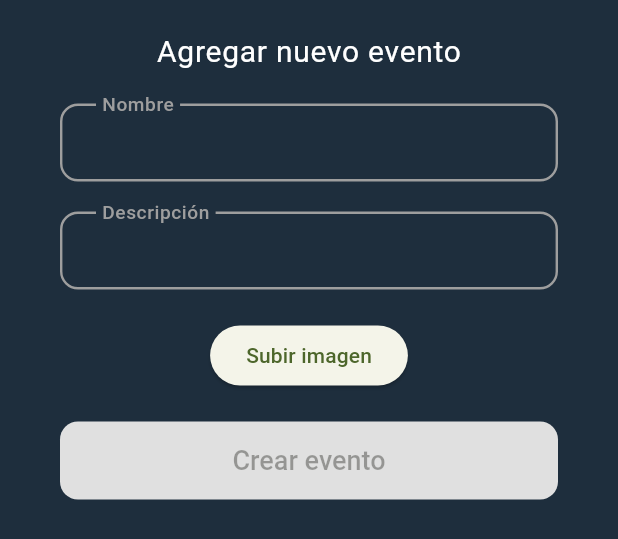
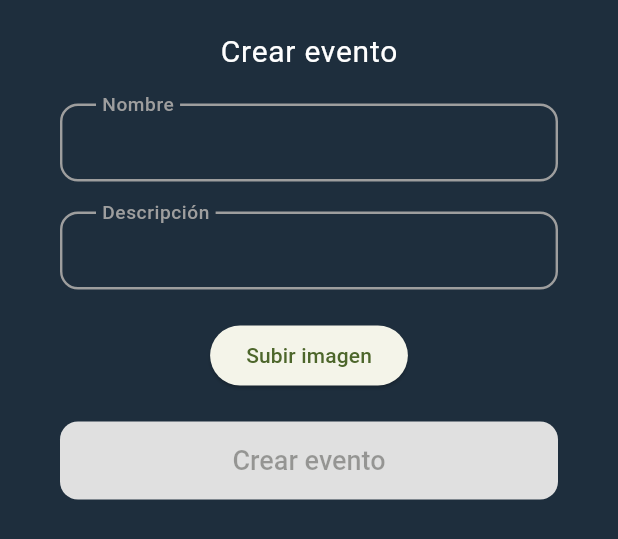
Before and after one commit to Isradeveloper/biblioteca_flutter_firebase, a Flutter app: the ModalFormulario widget shown alone on an empty page, opened directly with empty values, on a phone screen of 412 x 824 dp. Shown: the top 539 px of the screen. Run offline on Flutter 3.47's test engine with Material 3 defaults, Android fonts, the phone set to English and light mode, and no system bars; our stand-ins replace carousel_slider, cloud_firestore, firebase_auth, firebase_core, firebase_storage, image_picker and 1 more; accounts and stored records are empty; network calls fail.

Commit message:
Crear y actualizar Eventos - Front

```diff
--- a/lib/screens/EventosPage.dart
+++ b/lib/screens/EventosPage.dart
@@ -392,8 +392,10 @@ class _ModalFormularioState extends State<ModalFormulario> {
             child: ListView(children: [
               Column(
                 children: [
-                  const Text(
-                    "Agregar nuevo evento",
+                  Text(
+                    widget.edit == true
+                        ? AppStrings.updateEvento
+                        : AppStrings.createEvento,
                     style: AppTheme.textMedium,
                   ),
                   Form(
```
